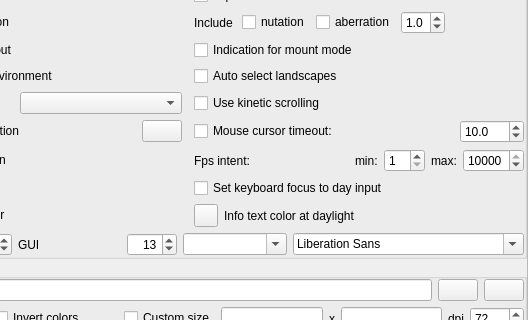
Qt form src/gui/configurationDialog.ui (Stellarium/stellarium) before a commit; both pictures show x 152 to 680 and y 187 to 507 of the 680 by 634 pixel window.
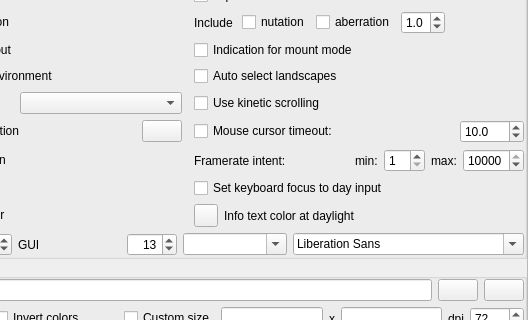
The same form after that commit. The open tabs and pages were chosen to show the change. Icons and pictures are not drawn. Custom widgets are drawn as their Qt base class.

Patch:
```diff
--- a/src/gui/configurationDialog.ui
+++ b/src/gui/configurationDialog.ui
@@ -2342,7 +2342,7 @@
                <item>
                 <widget class="QLabel" name="label_fpsIntent">
                  <property name="text">
-                  <string>Fps intent:</string>
+                  <string>Framerate intent:</string>
                  </property>
                 </widget>
                </item>
```
Left out of the diff: 4 changed lines with no effect on the pictures.
